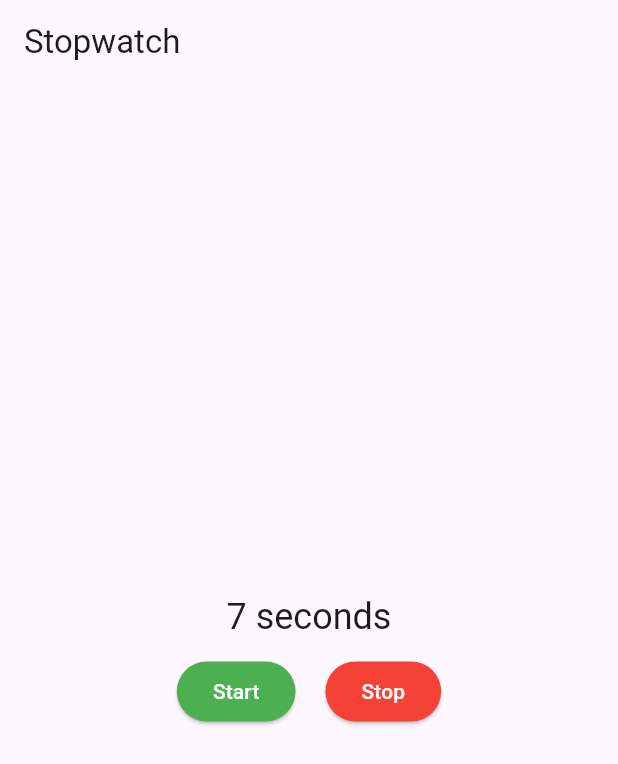
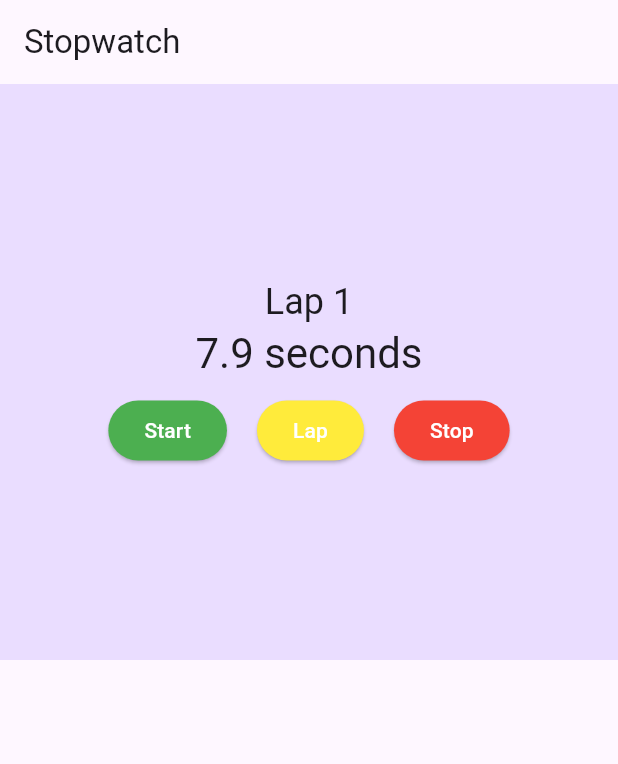
Before and after one commit to soongon/timer-flutter, a Flutter app: the screen it shows after launch, on a phone screen of 412 x 824 dp. Shown: the top 764 px of the screen. Run offline on Flutter 3.47's test engine with Material 3 defaults, Android fonts, the phone set to English and light mode, and no system bars.

Commit message:
make it scrollable

```diff
--- a/lib/main.dart
+++ b/lib/main.dart
@@ -26,14 +26,16 @@ class StopWatch extends StatefulWidget {
 
 class _StopWatchState extends State<StopWatch> {
 
-  int seconds = 0;
+  int milliseconds = 0;
   bool isTicking = true;
+
+  final laps = <int>[];
   late Timer timer;
 
   @override
   void initState() {
     super.initState();
-    timer = Timer.periodic(Duration(seconds: 1), _onTick);
+    timer = Timer.periodic(const Duration(milliseconds: 100), _onTick);
   }
 
   @override
@@ -45,7 +47,7 @@ class _StopWatchState extends State<StopWatch> {
   void _onTick(Timer time) {
     if (mounted && isTicking) {
       setState(() {
-        ++seconds;
+        milliseconds += 100;
       });
     }
   }
@@ -62,7 +64,17 @@ class _StopWatchState extends State<StopWatch> {
     });
   }
 
-  String _secondsText() =>seconds == 1 ? 'second' : 'seconds';
+  void _lap() {
+    setState(() {
+      laps.add(milliseconds);
+      milliseconds = 0;
+    });
+  }
+
+  String _secondsText(int milliseconds) {
+    final seconds = milliseconds / 1000;
+    return '$seconds seconds';
+  }
 
   @override
   Widget build(BuildContext context) {
@@ -71,11 +83,22 @@ class _StopWatchState extends State<StopWatch> {
         title: const Text('Stopwatch'),
       ),
       body: Column(
+        children: [
+          Expanded(
+            child: Container(
+              color: Theme.of(context).colorScheme.primaryContainer,
+              child: Column(
                 mainAxisAlignment: MainAxisAlignment.center,
                 children: [
                   Text(
-            '$seconds ${_secondsText()}',
-            style: Theme.of(context).textTheme.headlineSmall,
+                    'Lap ${laps.length + 1}',
+                    style: Theme.of(context)
+                        .textTheme
+                        .headlineSmall,
+                  ),
+                  Text(
+                    _secondsText(milliseconds),
+                    style: Theme.of(context).textTheme.headlineMedium,
                   ),
                   const SizedBox(height: 10,),
                   Row(
@@ -92,6 +115,15 @@ class _StopWatchState extends State<StopWatch> {
                       SizedBox(width: 20,),
                       ElevatedButton(
                         style: ButtonStyle(
+                          backgroundColor: WidgetStateProperty.all(Colors.yellow),
+                          foregroundColor: WidgetStateProperty.all(Colors.white),
+                        ),
+                        onPressed: _lap,
+                        child: Text('Lap')
+                      ),
+                      SizedBox(width: 20,),
+                      ElevatedButton(
+                          style: ButtonStyle(
                             backgroundColor: WidgetStateProperty.all(Colors.red),
                             foregroundColor: WidgetStateProperty.all(Colors.white),
                           ),
@@ -102,6 +134,25 @@ class _StopWatchState extends State<StopWatch> {
                     ],
                   )
                 ],
+              ),
+            ),
+          ),
+          Expanded(
+            child: Container(
+              child: Scrollbar(
+                thumbVisibility: true,
+                child: ListView(
+                  children: [
+                    for (int milliseconds in laps)
+                      ListTile(
+                        title: Text(_secondsText(milliseconds)),
+                      )
+                  ],
+                ),
+              ),
+            ),
+          )
+        ],
       )
     );
   }
```
Lines whose indentation alone changed are shown as unchanged.
